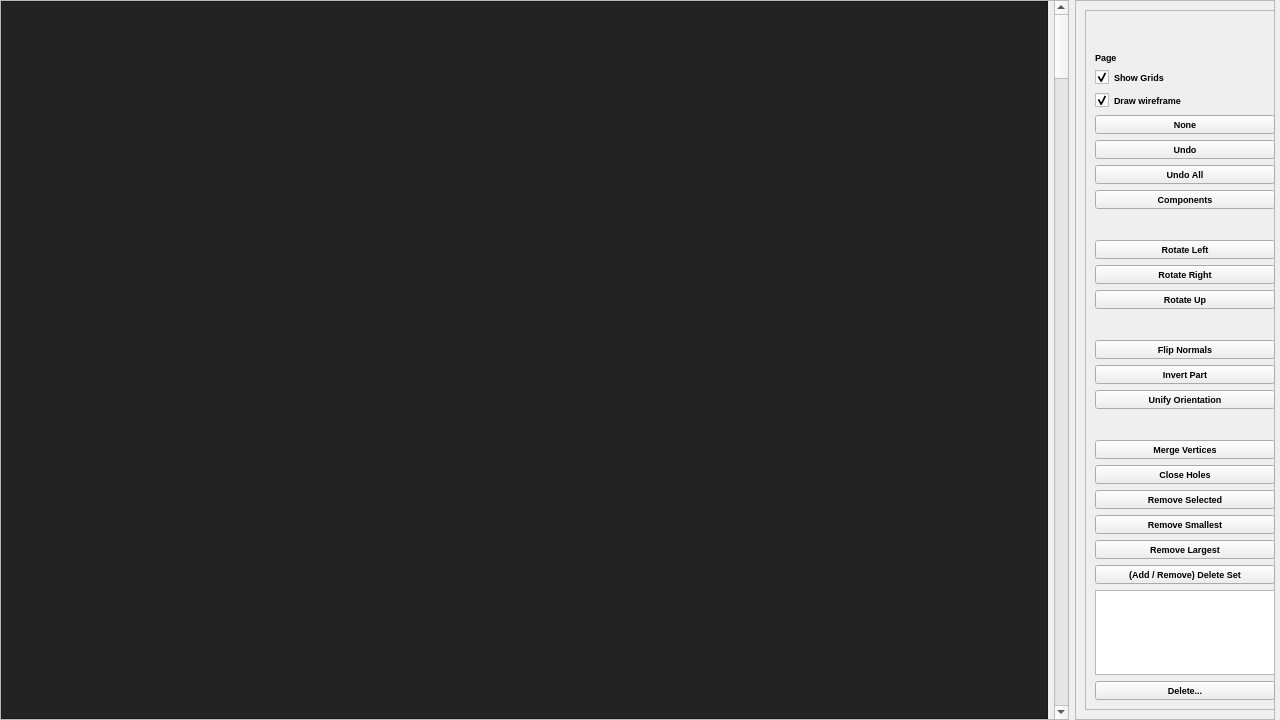
Old version of the form ddtt/imagebrowser/imagebrowser.ui in the repository ialhashim/ddtt-dev.
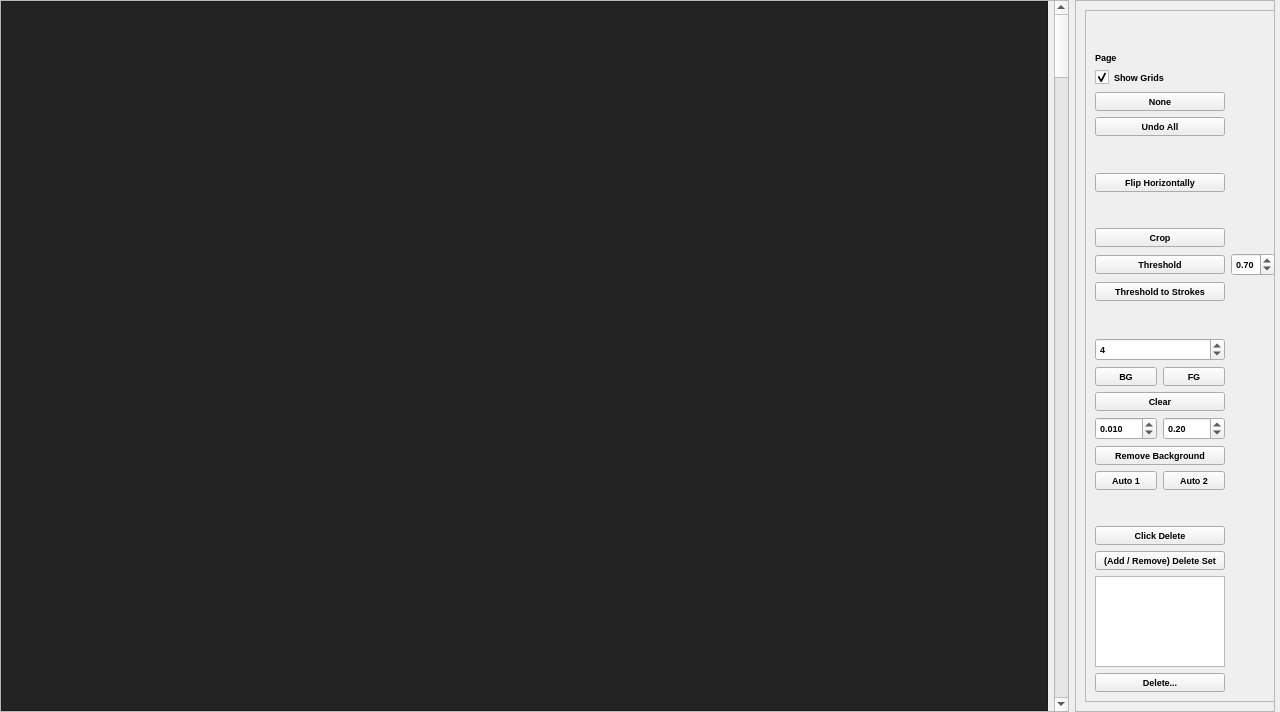
New version of the form.

Commit message: ImageBrowser now has many features.

The edit to the form file:
```diff
--- a/ddtt/imagebrowser/imagebrowser.ui
+++ b/ddtt/imagebrowser/imagebrowser.ui
@@ -7,7 +7,7 @@
     <x>0</x>
     <y>0</y>
     <width>1280</width>
-    <height>720</height>
+    <height>712</height>
    </rect>
   </property>
   <property name="windowTitle">
@@ -134,41 +134,162 @@
          <enum>QFrame::Raised</enum>
         </property>
         <layout class="QGridLayout" name="gridLayout_4">
-         <item row="12" column="0">
-          <widget class="QPushButton" name="rotateUp">
+         <item row="22" column="0">
+          <widget class="QPushButton" name="addDelete">
            <property name="text">
-            <string>Rotate Up</string>
+            <string>(Add / Remove) Delete Set</string>
            </property>
           </widget>
          </item>
-         <item row="0" column="0">
-          <widget class="QLabel" name="selectedMesh">
+         <item row="24" column="0">
+          <widget class="QPushButton" name="deleteButton">
            <property name="text">
-            <string/>
+            <string>Delete...</string>
            </property>
           </widget>
          </item>
-         <item row="2" column="0">
-          <widget class="QLabel" name="curPage">
+         <item row="10" column="0">
+          <widget class="QPushButton" name="thresholdButton">
            <property name="text">
-            <string>Page</string>
+            <string>Threshold</string>
            </property>
           </widget>
          </item>
+         <item row="18" column="0">
+          <spacer name="verticalSpacer">
+           <property name="orientation">
+            <enum>Qt::Vertical</enum>
+           </property>
+           <property name="sizeHint" stdset="0">
+            <size>
+             <width>20</width>
+             <height>40</height>
+            </size>
+           </property>
+          </spacer>
+         </item>
          <item row="6" column="0">
-          <widget class="QPushButton" name="undoButton">
+          <spacer name="verticalSpacer_3">
+           <property name="orientation">
+            <enum>Qt::Vertical</enum>
+           </property>
+           <property name="sizeHint" stdset="0">
+            <size>
+             <width>20</width>
+             <height>40</height>
+            </size>
+           </property>
+          </spacer>
+         </item>
+         <item row="4" column="0">
+          <widget class="QPushButton" name="noneButton">
            <property name="text">
-            <string>Undo</string>
+            <string>None</string>
            </property>
           </widget>
          </item>
-         <item row="8" column="0">
-          <widget class="QPushButton" name="componentsButton">
+         <item row="10" column="1">
+          <widget class="QDoubleSpinBox" name="thresholdVal">
+           <property name="maximum">
+            <double>1.000000000000000</double>
+           </property>
+           <property name="singleStep">
+            <double>0.100000000000000</double>
+           </property>
+           <property name="value">
+            <double>0.700000000000000</double>
+           </property>
+          </widget>
+         </item>
+         <item row="0" column="0">
+          <widget class="QLabel" name="selectedImage">
            <property name="text">
-            <string>Components</string>
+            <string/>
            </property>
           </widget>
          </item>
+         <item row="14" column="0">
+          <layout class="QGridLayout" name="gridLayout_6">
+           <item row="1" column="0">
+            <widget class="QPushButton" name="beginBackground">
+             <property name="text">
+              <string>BG</string>
+             </property>
+            </widget>
+           </item>
+           <item row="3" column="0" colspan="2">
+            <widget class="QPushButton" name="clearStrokes">
+             <property name="text">
+              <string>Clear</string>
+             </property>
+            </widget>
+           </item>
+           <item row="5" column="0" colspan="2">
+            <widget class="QPushButton" name="removeBackground">
+             <property name="text">
+              <string>Remove Background</string>
+             </property>
+            </widget>
+           </item>
+           <item row="1" column="1">
+            <widget class="QPushButton" name="beginForeground">
+             <property name="text">
+              <string>FG</string>
+             </property>
+            </widget>
+           </item>
+           <item row="6" column="0">
+            <widget class="QPushButton" name="autoRemove1">
+             <property name="text">
+              <string>Auto 1</string>
+             </property>
+            </widget>
+           </item>
+           <item row="6" column="1">
+            <widget class="QPushButton" name="autoRemove2">
+             <property name="text">
+              <string>Auto 2</string>
+             </property>
+            </widget>
+           </item>
+           <item row="4" column="0">
+            <widget class="QDoubleSpinBox" name="paramNystrom">
+             <property name="decimals">
+              <number>3</number>
+             </property>
+             <property name="value">
+              <double>0.010000000000000</double>
+             </property>
+            </widget>
+           </item>
+           <item row="0" column="0" colspan="2">
+            <widget class="QSpinBox" name="brushRadius">
+             <property name="minimum">
+              <number>1</number>
+             </property>
+             <property name="maximum">
+              <number>256</number>
+             </property>
+             <property name="singleStep">
+              <number>2</number>
+             </property>
+             <property name="value">
+              <number>4</number>
+             </property>
+            </widget>
+           </item>
+           <item row="4" column="1">
+            <widget class="QDoubleSpinBox" name="paramSigma">
+             <property name="maximum">
+              <double>1000.000000000000000</double>
+             </property>
+             <property name="value">
+              <double>0.200000000000000</double>
+             </property>
+            </widget>
+           </item>
+          </layout>
+         </item>
          <item row="3" column="0">
           <widget class="QCheckBox" name="showGrids">
            <property name="text">
@@ -179,120 +300,28 @@
            </property>
           </widget>
          </item>
-         <item row="11" column="0">
-          <widget class="QPushButton" name="rotateRight">
+         <item row="7" column="0">
+          <widget class="QPushButton" name="flipImage">
            <property name="text">
-            <string>Rotate Right</string>
+            <string>Flip Horizontally</string>
            </property>
           </widget>
          </item>
-         <item row="18" column="0">
-          <widget class="QPushButton" name="mergeVertices">
+         <item row="2" column="0">
+          <widget class="QLabel" name="curPage">
            <property name="text">
-            <string>Merge Vertices</string>
-           </property>
-          </widget>
-         </item>
-         <item row="17" column="0">
-          <spacer name="verticalSpacer">
-           <property name="orientation">
-            <enum>Qt::Vertical</enum>
-           </property>
-           <property name="sizeHint" stdset="0">
-            <size>
-             <width>20</width>
-             <height>40</height>
-            </size>
-           </property>
-          </spacer>
-         </item>
-         <item row="23" column="0">
-          <widget class="QPushButton" name="removeSmallest">
-           <property name="text">
-            <string>Remove Smallest</string>
+            <string>Page</string>
            </property>
           </widget>
          </item>
          <item row="5" column="0">
-          <widget class="QPushButton" name="noneButton">
+          <widget class="QPushButton" name="undoAll">
            <property name="text">
-            <string>None</string>
+            <string>Undo All</string>
            </property>
           </widget>
          </item>
-         <item row="16" column="0">
-          <widget class="QPushButton" name="unifyOrientation">
-           <property name="text">
-            <string>Unify Orientation</string>
-           </property>
-          </widget>
-         </item>
-         <item row="25" column="0">
-          <widget class="QPushButton" name="removeLargest">
-           <property name="text">
-            <string>Remove Largest</string>
-           </property>
-          </widget>
-         </item>
-         <item row="15" column="0">
-          <widget class="QPushButton" name="invertPart">
-           <property name="text">
-            <string>Invert Part</string>
-           </property>
-          </widget>
-         </item>
-         <item row="19" column="0">
-          <widget class="QPushButton" name="closeHoles">
-           <property name="text">
-            <string>Close Holes</string>
-           </property>
-          </widget>
-         </item>
-         <item row="22" column="0">
-          <widget class="QPushButton" name="removeSelected">
-           <property name="text">
-            <string>Remove Selected</string>
-           </property>
-          </widget>
-         </item>
-         <item row="13" column="0">
-          <spacer name="verticalSpacer_2">
-           <property name="orientation">
-            <enum>Qt::Vertical</enum>
-           </property>
-           <property name="sizeHint" stdset="0">
-            <size>
-             <width>20</width>
-             <height>40</height>
-            </size>
-           </property>
-          </spacer>
-         </item>
-         <item row="1" column="0">
-          <widget class="QLabel" name="curLabel">
-           <property name="text">
-            <string/>
-           </property>
-          </widget>
-         </item>
-         <item row="26" column="0">
-          <widget class="QPushButton" name="addDelete">
-           <property name="text">
-            <string>(Add / Remove) Delete Set</string>
-           </property>
-          </widget>
-         </item>
-         <item row="4" column="0">
-          <widget class="QCheckBox" name="drawWireframe">
-           <property name="text">
-            <string>Draw wireframe</string>
-           </property>
-           <property name="checked">
-            <bool>true</bool>
-           </property>
-          </widget>
-         </item>
-         <item row="27" column="0">
+         <item row="23" column="0">
           <widget class="QListWidget" name="deleteList">
            <property name="maximumSize">
             <size>
@@ -302,29 +331,15 @@
            </property>
           </widget>
          </item>
-         <item row="14" column="0">
-          <widget class="QPushButton" name="flipNormals">
-           <property name="text">
-            <string>Flip Normals</string>
-           </property>
-          </widget>
-         </item>
-         <item row="10" column="0">
-          <widget class="QPushButton" name="rotateLeft">
-           <property name="text">
-            <string>Rotate Left</string>
-           </property>
-          </widget>
-         </item>
-         <item row="7" column="0">
-          <widget class="QPushButton" name="undoAll">
-           <property name="text">
-            <string>Undo All</string>
-           </property>
-          </widget>
-         </item>
          <item row="9" column="0">
-          <spacer name="verticalSpacer_3">
+          <widget class="QPushButton" name="cropImg">
+           <property name="text">
+            <string>Crop</string>
+           </property>
+          </widget>
+         </item>
+         <item row="12" column="0">
+          <spacer name="verticalSpacer_4">
            <property name="orientation">
             <enum>Qt::Vertical</enum>
            </property>
@@ -336,10 +351,37 @@
            </property>
           </spacer>
          </item>
-         <item row="28" column="0">
-          <widget class="QPushButton" name="deleteButton">
+         <item row="1" column="0">
+          <widget class="QLabel" name="curLabel">
            <property name="text">
-            <string>Delete...</string>
+            <string/>
+           </property>
+          </widget>
+         </item>
+         <item row="8" column="0">
+          <spacer name="verticalSpacer_2">
+           <property name="orientation">
+            <enum>Qt::Vertical</enum>
+           </property>
+           <property name="sizeHint" stdset="0">
+            <size>
+             <width>20</width>
+             <height>40</height>
+            </size>
+           </property>
+          </spacer>
+         </item>
+         <item row="11" column="0">
+          <widget class="QPushButton" name="thresholdToStrokesButton">
+           <property name="text">
+            <string>Threshold to Strokes</string>
+           </property>
+          </widget>
+         </item>
+         <item row="19" column="0">
+          <widget class="QPushButton" name="clickDelete">
+           <property name="text">
+            <string>Click Delete</string>
            </property>
           </widget>
          </item>
```
The commit also changes 5 other files.
